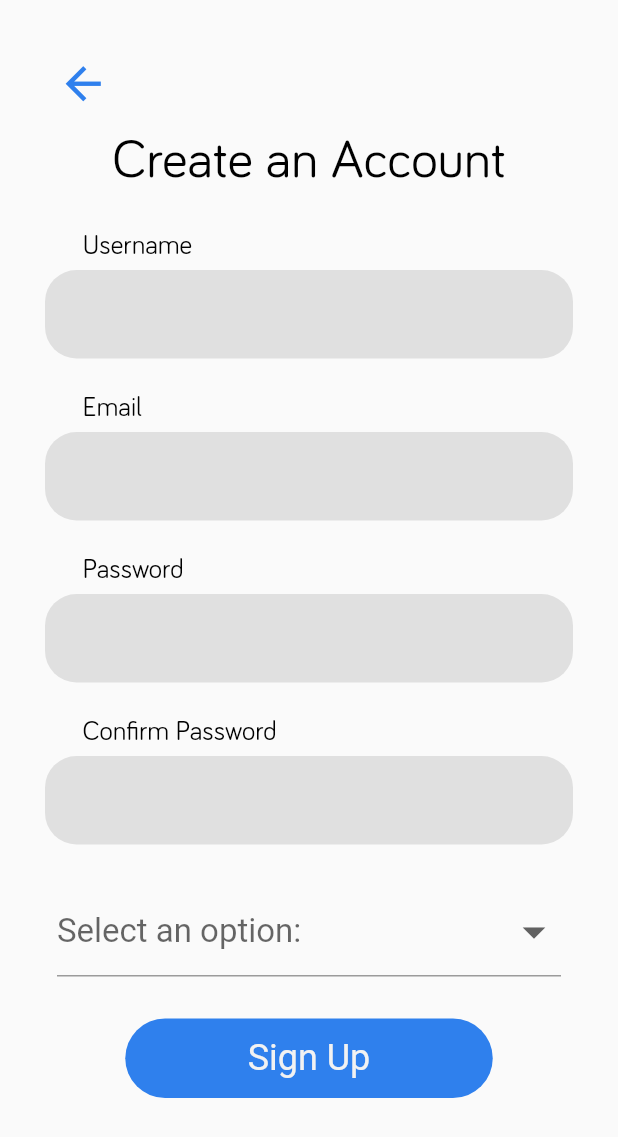
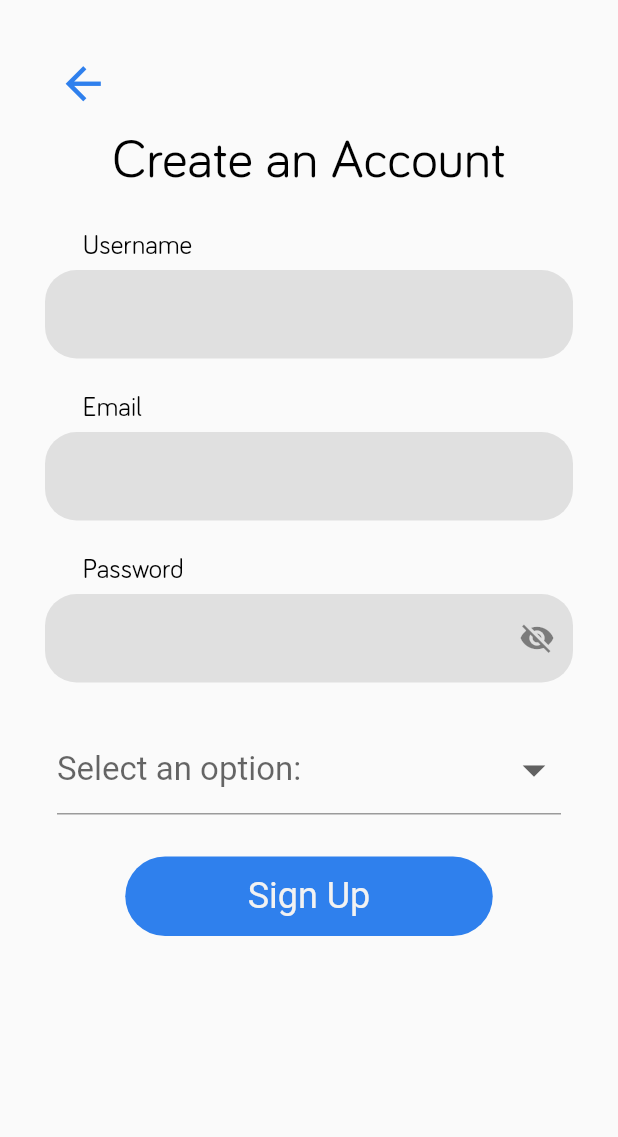
Before and after one commit to RateMyTutor/rateMyTutor, a Flutter app: the screen it shows after launch, after a tap on "Sign Up", on a phone screen of 412 x 824 dp. Shown: the top 1137 px of the screen. Run offline on Flutter 3.47's test engine with Material 2 defaults, Android fonts, the phone set to English and light mode, and no system bars; our stand-ins replace cloud_firestore, firebase_auth, firebase_core, flutter_signin_button, form_field_validator, google_sign_in and 1 more; missing offline and left inert: flutter_login_facebook, flutter_search_bar; accounts and stored records are empty.

```diff
--- a/lib/Screens/signUpPage.dart
+++ b/lib/Screens/signUpPage.dart
@@ -4,7 +4,7 @@ import 'homePage.dart';
 import 'package:firebase_auth/firebase_auth.dart';
 import 'package:cloud_firestore/cloud_firestore.dart';
 import 'package:rate_my_tutor/Models/UserArg.dart';
-import 'homePage.dart';
+import 'package:form_field_validator/form_field_validator.dart';
 
 class SignUpPage extends StatefulWidget {
   static String signUpPageID = "signUpPage";
@@ -22,6 +22,7 @@ class _SignUpPageState extends State<SignUpPage> {
   String userName;
   String status;
   List statusOptions = ['O-Level', 'A-Level (AS)', 'A-Level (A2)', 'Other'];
+  bool hidePassword = true;
 
 
 
@@ -116,13 +117,12 @@ class _SignUpPageState extends State<SignUpPage> {
                   ),
                 ),
                 TextFormField(
-                    validator: (value) {
-                      if (value.isEmpty) {
-                        return "Required";
-                      } else {
-                        return null;
-                      }
-                    },
+                    validator: MultiValidator(
+                      [
+                        RequiredValidator(errorText: 'Required'),
+                        EmailValidator(errorText: 'Not a valid email')
+                      ]
+                    ),
                     onChanged: (value) {
                       email = value;
                     },
@@ -155,6 +155,7 @@ class _SignUpPageState extends State<SignUpPage> {
                   ),
                 ),
                 TextFormField(
+                  obscureText: hidePassword,
                     validator: (value) {
                       if (value.isEmpty) {
                         return "Required";
@@ -165,43 +166,16 @@ class _SignUpPageState extends State<SignUpPage> {
                     onChanged: (value) {
                       password = value;
                     },
+
                     decoration: InputDecoration(
-                      filled: true,
-                      fillColor: Color(0xFFE0E0E0),
-                      border: OutlineInputBorder(
-                        borderSide: BorderSide(
-                          width: 0,
-                          style: BorderStyle.none,
-                        ),
-                        borderRadius: BorderRadius.all(
-                          const Radius.circular(21.0),
-                        ),
+                      suffixIcon: InkWell(
+                        onTap: (){
+                          setState(() {
+                            hidePassword = hidePassword == true ? false : true;
+                          });
+                        },
+                        child: Icon(hidePassword ? Icons.visibility_off : Icons.visibility),
                       ),
-                    )),
-                SizedBox(
-                  height: 20.0,
-                ),
-                Container(
-                  alignment: Alignment.topLeft,
-                  margin: EdgeInsets.only(left: 25.0, bottom: 6.0),
-                  child: Text(
-                    'Confirm Password',
-                    style: TextStyle(
-                      fontSize: 18,
-                      fontFamily: 'Bariol',
-                      color: Colors.black,
-                    ),
-                  ),
-                ),
-                TextFormField(
-                    validator: (value) {
-                      if (value.isEmpty) {
-                        return "Required";
-                      } else {
-                        return null;
-                      }
-                    },
-                    decoration: InputDecoration(
                       filled: true,
                       fillColor: Color(0xFFE0E0E0),
                       border: OutlineInputBorder(
```
